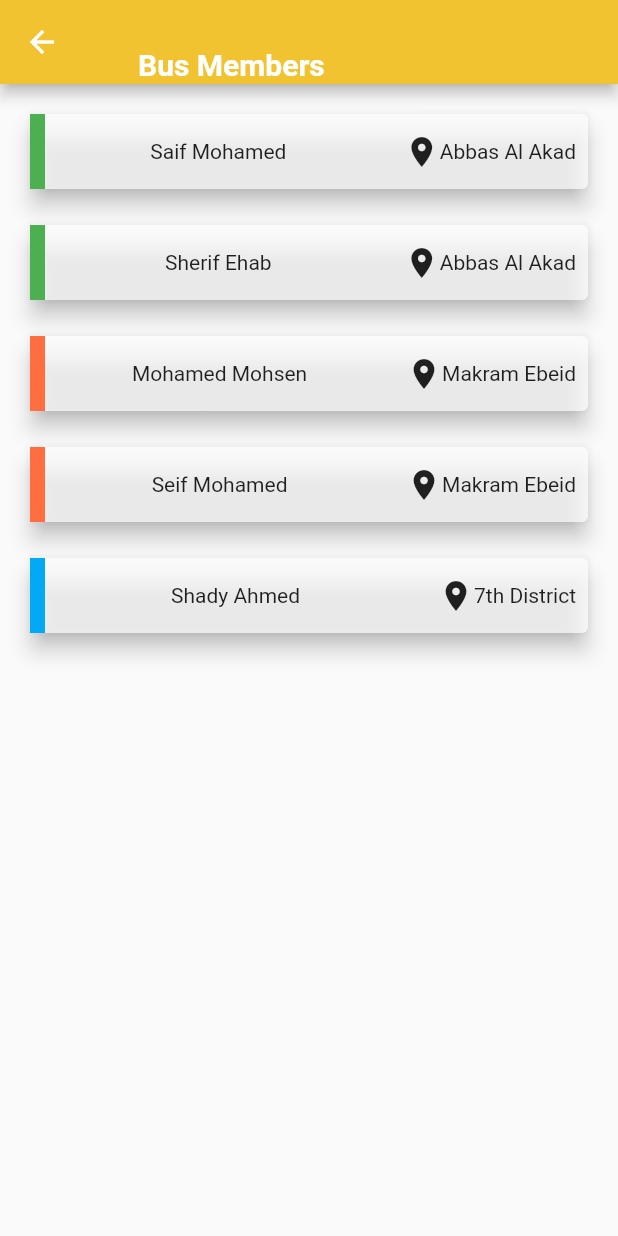
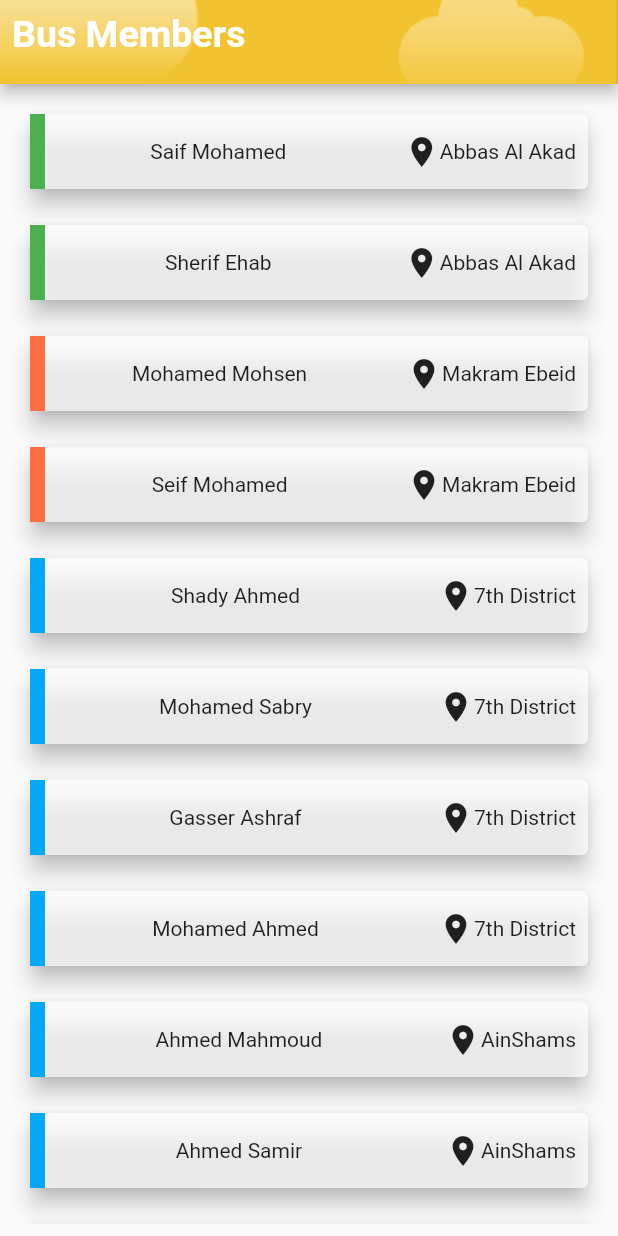
Before and after one commit to usafe-eg/usave, a Flutter app: the BusMembersPage screen opened directly, on a phone screen of 412 x 824 dp. Run offline on Flutter 3.47's test engine with Material 2 defaults, Android fonts, the light colour scheme and no system bars; our stand-ins replace flutter_local_notifications, shared_preferences; missing offline and left inert: qr_code_scanner; accounts and stored records are empty.

Commit message:
Refactoring Code and Layout and Navigate between Screens

```diff
--- /dev/null
+++ b/lib/components/pages_header.dart
@@ -0,0 +1,24 @@
+import 'package:flutter/material.dart';
+
+class PagesHeader extends StatelessWidget {
+
+  final String pageName;
+
+  PagesHeader(this.pageName);
+
+  @override
+  Widget build(BuildContext context) {
+    return Container(
+            width: MediaQuery.of(context).size.width,
+            decoration: BoxDecoration(
+                image: DecorationImage(
+                  image: AssetImage("assets/images/slice-02.png"),
+                  fit: BoxFit.cover,
+                )),
+            child: Padding(
+              padding: const EdgeInsets.all(8.0),
+              child: Text(pageName,textAlign: TextAlign.start,
+                  style: TextStyle(fontWeight: FontWeight.bold,color: Colors.white,fontSize:25,)),
+            ));
+  }
+}
--- a/lib/pages/members_page.dart
+++ b/lib/pages/members_page.dart
@@ -2,8 +2,11 @@
 import 'package:flutter/material.dart';
 import 'package:usave/utilities/constants.dart';
 import 'package:usave/components/member_list_item.dart';
+import 'package:usave/components/pages_header.dart';
 
 class BusMembersPage extends StatefulWidget {
+
+  static const String id = 'BusMembersPage';
 
   @override
   _BusMembersPageState createState() => _BusMembersPageState();
@@ -15,16 +18,40 @@
     {'name':'Sherif Ehab','station':'Abbas Al Akad','color':Colors.green}
   ,{'name':'Mohamed Mohsen','station':'Makram Ebeid','color':Colors.deepOrangeAccent},
     {'name':'Seif Mohamed','station':'Makram Ebeid','color':Colors.deepOrangeAccent},
-    {'name':'Shady Ahmed','station':'7th District','color':Colors.lightBlue}];
+    {'name':'Shady Ahmed','station':'7th District','color':Colors.lightBlue},
+    {'name':'Mohamed Sabry','station':'7th District','color':Colors.lightBlue},
+    {'name':'Gasser Ashraf','station':'7th District','color':Colors.lightBlue},
+    {'name':'Mohamed Ahmed','station':'7th District','color':Colors.lightBlue},
+    {'name':'Ahmed Mahmoud','station':'AinShams','color':Colors.lightBlue},
+    {'name':'Ahmed Samir','station':'AinShams','color':Colors.lightBlue},
+    {'name':'Mohamed Samir','station':'AinShams','color':Colors.lightBlue},
+    {'name':'Mohamed Hassan','station':'AinShams','color':Colors.lightBlue},
+    {'name':'Hassan Maher','station':'AinShams','color':Colors.lightBlue},
+    {'name':'Mostafa Hassan','station':'AinShams','color':Colors.lightBlue},
+    {'name':'Mohamed Salem','station':'AinShams','color':Colors.lightBlue},
+    {'name':'Mahmoud Asharf','station':'AinShams','color':Colors.lightBlue},
+    {'name':'Mohamed Ali','station':'Abbasya','color':Colors.lightBlue},
+    {'name':'Mahmoud Roshdy','station':'Abbasya','color':Colors.lightBlue},
+    {'name':'Mostafa Hassan','station':'Abbasya','color':Colors.lightBlue},
+    {'name':'Ahmed Raef','station':'Abbasya','color':Colors.lightBlue},
+    {'name':'Mohamed Ashraf','station':'Abbasya','color':Colors.lightBlue},
+    {'name':'Amr Mohamed','station':'Manshet ELBakry','color':Colors.lightBlue},
+    {'name':'Beshoy Wagih','station':'Manshet ELBakry','color':Colors.lightBlue},
+    {'name':'John Safwat','station':'Manshet ELBakry','color':Colors.lightBlue},
+    {'name':'Abduallah Mostafa','station':'Manshet ELBakry','color':Colors.lightBlue},
+    {'name':'Amr Mahmoud','station':'Manshet ELBakry','color':Colors.lightBlue},
+    {'name':'Ahmed Gamal','station':'Zeiton','color':Colors.lightBlue},
+    {'name':'Mostafa ElGnedy','station':'Zeiton','color':Colors.lightBlue},
+    {'name':'Mohamed Wagih','station':'Zeiton','color':Colors.lightBlue},
+    {'name':'Abdelrahman Hussien','station':'Zeiton','color':Colors.lightBlue},];
 
   @override
   Widget build(BuildContext context) {
     return Scaffold(
-      appBar: AppBar(
-        backgroundColor: mainColor,
-        title: Padding(padding:EdgeInsets.only(top: 30,left: 20),
-            child: Text('Bus Members',style: TextStyle(fontWeight: FontWeight.bold,color: Colors.white,fontSize: 20),)),
-      ),
+      appBar:  AppBar(
+        actions: <Widget>[
+          PagesHeader('Bus Members')],
+        backgroundColor: mainColor,),
       body: Padding(padding: EdgeInsets.all(8),
       child: ListView.builder(itemCount: busMembers.length,
           itemBuilder: (context,index){
```
Also changed, not shown: lib/components/mainbutton.dart (+5 -3 lines), lib/components/trip_page_station.dart (+6 -4 lines), lib/main.dart (+9 -1 lines), lib/pages/dashboard_page.dart (+32 -12 lines), lib/pages/scan_page.dart (+13 -6 lines), lib/pages/stations_page.dart (+6 -4 lines), lib/pages/trip_page.dart (+27 -17 lines).
